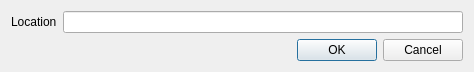
Old version of the form src/EditLocationDialog.ui in the repository soramimi/SkyMPC.
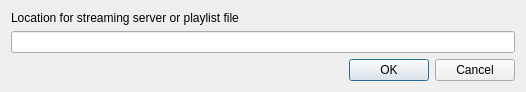
New version of the form.

What changed in the file:
```diff
--- a/src/EditLocationDialog.ui
+++ b/src/EditLocationDialog.ui
@@ -6,27 +6,22 @@
    <rect>
     <x>0</x>
     <y>0</y>
-    <width>469</width>
-    <height>71</height>
+    <width>526</width>
+    <height>87</height>
    </rect>
   </property>
   <property name="windowTitle">
    <string>Edit Location</string>
   </property>
   <layout class="QVBoxLayout" name="verticalLayout">
-   <property name="sizeConstraint">
-    <enum>QLayout::SetFixedSize</enum>
-   </property>
    <item>
-    <layout class="QFormLayout" name="formLayout">
-     <item row="0" column="0">
-      <widget class="QLabel" name="label">
+    <widget class="QLabel" name="label_2">
        <property name="text">
-        <string>Location</string>
+      <string>Location for streaming server or playlist file</string>
        </property>
       </widget>
      </item>
-     <item row="0" column="1">
+   <item>
       <widget class="QLineEdit" name="lineEdit">
        <property name="minimumSize">
         <size>
@@ -35,8 +30,6 @@
         </size>
        </property>
       </widget>
-     </item>
-    </layout>
    </item>
    <item>
     <layout class="QHBoxLayout" name="horizontalLayout">
```
Lines whose indentation alone changed are shown as unchanged.
